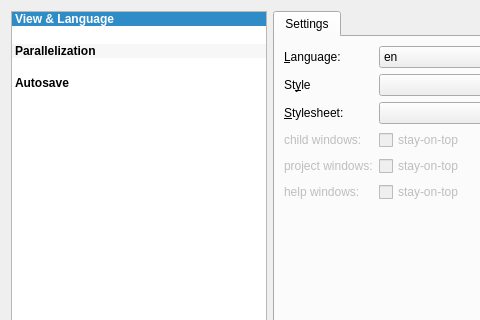
Before: the Qt Designer form application/optionsdialog.ui in jkriege2/QuickFit3, drawn with Qt 5; both pictures show x 0 to 480 and y 0 to 320 of the 898 by 565 pixel window.
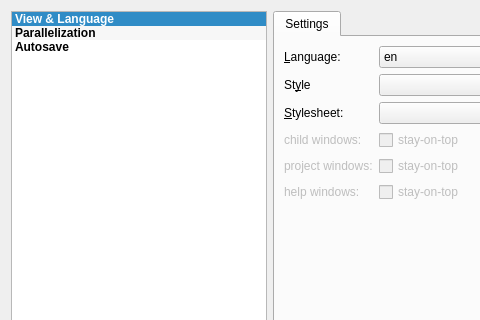
After: the same form once the commit is applied. Icons and pictures are not drawn.

Diff of the .ui file:
```diff
--- a/application/optionsdialog.ui
+++ b/application/optionsdialog.ui
@@ -102,12 +102,6 @@
      <property name="spacing">
       <number>2</number>
      </property>
-     <property name="gridSize">
-      <size>
-       <width>0</width>
-       <height>32</height>
-      </size>
-     </property>
      <property name="uniformItemSizes">
       <bool>true</bool>
      </property>
```
Left out of the diff: 6 changed lines with no effect on the pictures.
